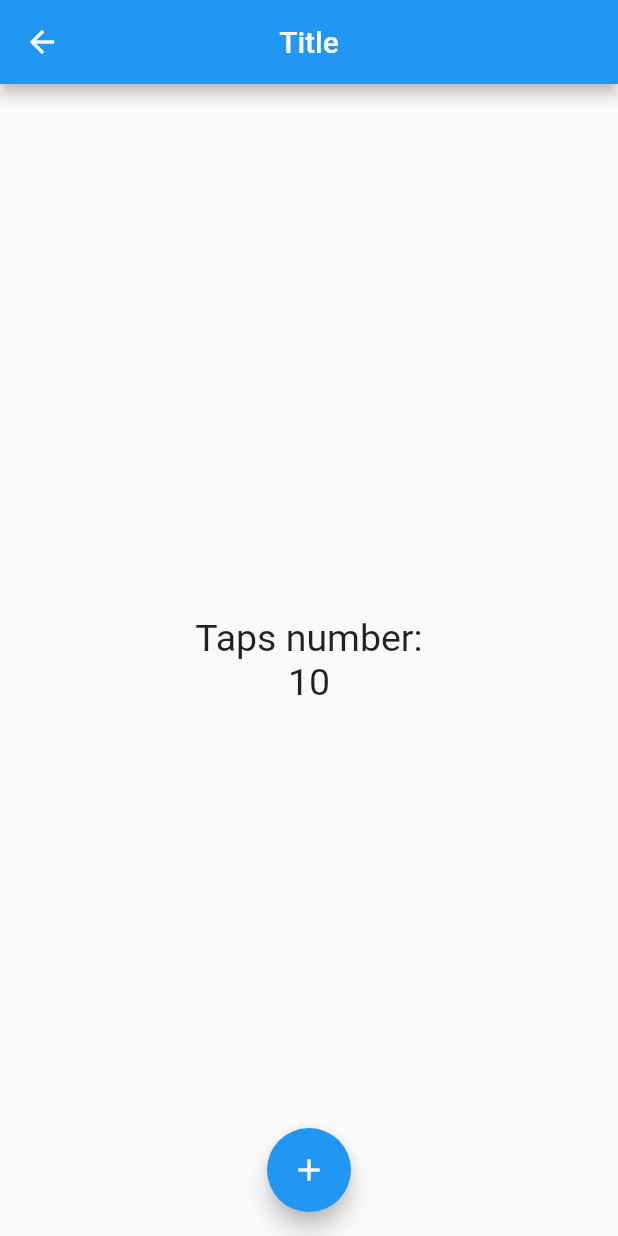
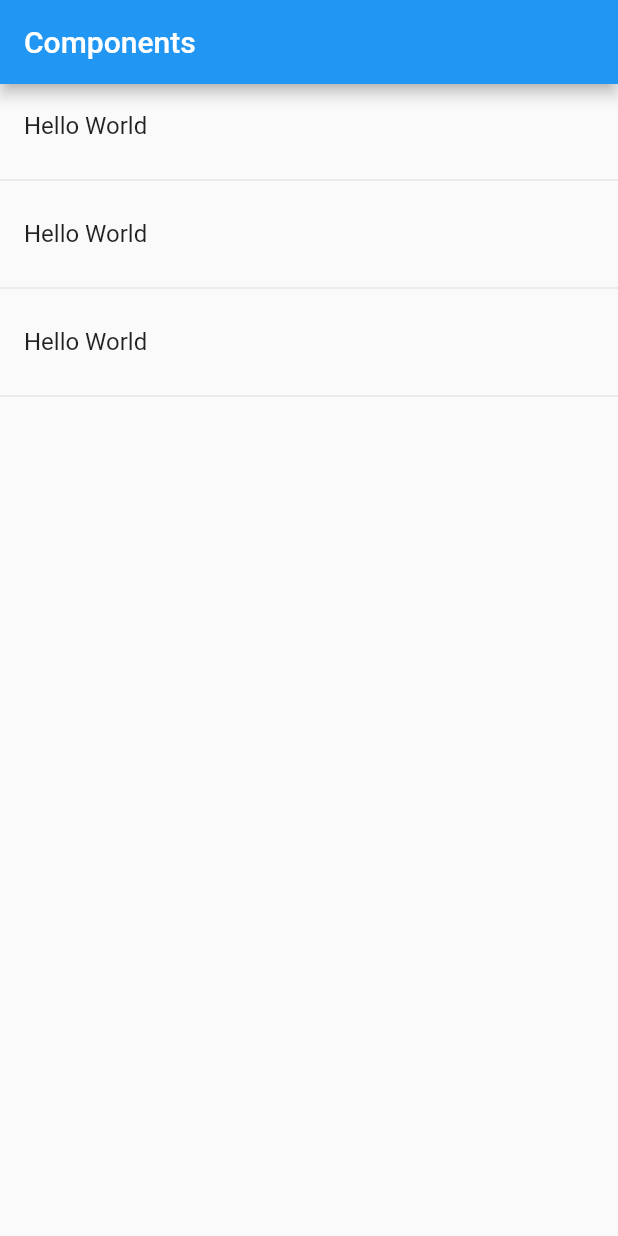
Before and after one commit to jsflor/flutterComponents, a Flutter app: the HomePage screen opened directly, on a phone screen of 412 x 824 dp. Run offline on Flutter 3.47's test engine with Material 2 defaults, Android fonts, the phone set to English and light mode, and no system bars.

Commit message:
ListView & ListTile

```diff
--- a/lib/main.dart
+++ b/lib/main.dart
@@ -1,9 +1,18 @@
 import 'package:flutter/material.dart';
 
-import './src/app.dart';
+import 'src/pages/HomePage.dart';
 
 void main(){
+  runApp(new MyApp());
+}
 
-  runApp(MyApp());
-
+class MyApp extends StatelessWidget {
+  @override
+  Widget build(BuildContext context) {
+    return MaterialApp(
+        debugShowCheckedModeBanner: false,
+        title: 'Components',
+        home: new HomePage()
+    );
+  }
 }
--- /dev/null
+++ b/lib/src/pages/HomePage.dart
@@ -0,0 +1,30 @@
+import 'package:flutter/material.dart';
+
+class HomePage extends StatelessWidget {
+  @override
+  Widget build(BuildContext context) {
+    return Scaffold(
+      appBar: AppBar(
+        title: Text('Components'),
+      ),
+      body: _list(),
+    );
+  }
+
+  Widget _list(){
+    return ListView(
+      children: _listItems(),
+    );
+  }
+
+  List<Widget> _listItems(){
+    return [
+      ListTile( title: Text("Hello World"), ),
+      Divider(),
+      ListTile( title: Text("Hello World"), ),
+      Divider(),
+      ListTile( title: Text("Hello World"), ),
+      Divider(),
+    ];
+  }
+}
--- a/lib/src/pages/Home_page.dart
+++ /dev/null
@@ -1,31 +0,0 @@
-import 'package:flutter/material.dart';
-
-class HomePage extends StatelessWidget {
-
-  final myTextStyle = new TextStyle(fontSize: 25);
-  final counter = 10;
-
-  @override
-  Widget build(BuildContext context) {
-    return Scaffold(
-      appBar: AppBar(
-        title: Text("Title"),
-        centerTitle: true
-      ),
-      body: Center(
-        child: Column(
-          mainAxisAlignment: MainAxisAlignment.center,
-          children: <Widget>[
-            Text("Taps number:", style: myTextStyle),
-            Text('$counter', style: myTextStyle)
-          ],
-        )
-      ),
-      floatingActionButton: FloatingActionButton(
-        onPressed: (){},
-        child: Icon(Icons.add),
-      ),
-      floatingActionButtonLocation: FloatingActionButtonLocation.centerFloat,
-    );
-  }
-}
```
Also changed, not shown: lib/src/app.dart (deleted, +0 -18 lines), lib/src/pages/Counter_page.dart (deleted, +0 -63 lines), lib/src/pages/HomePageTemp.dart (added, +50 -0 lines).
